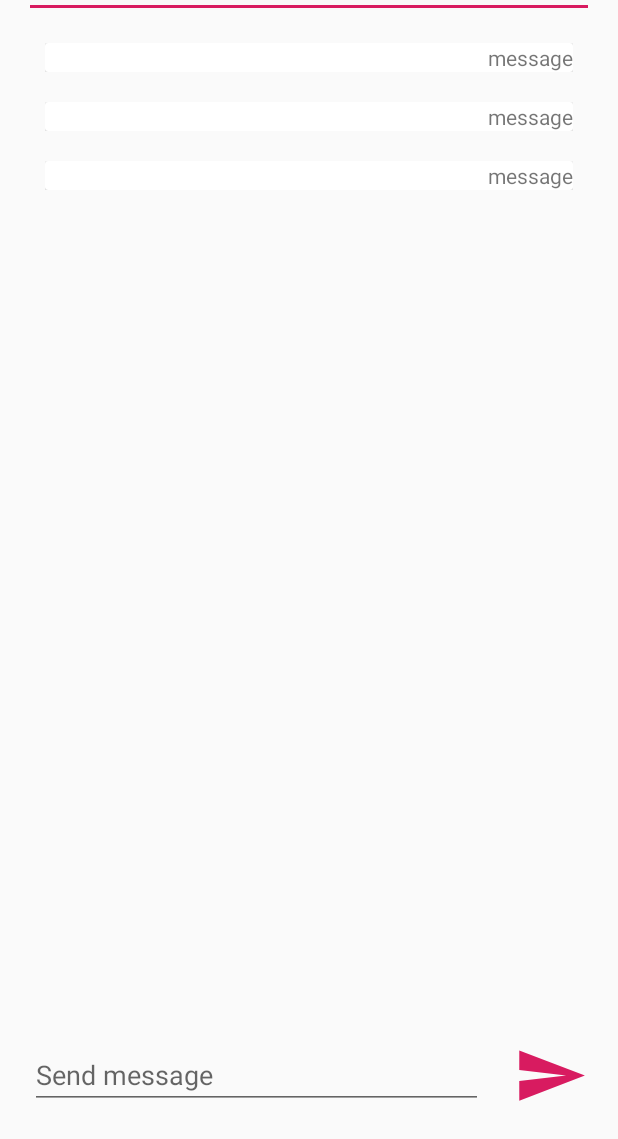
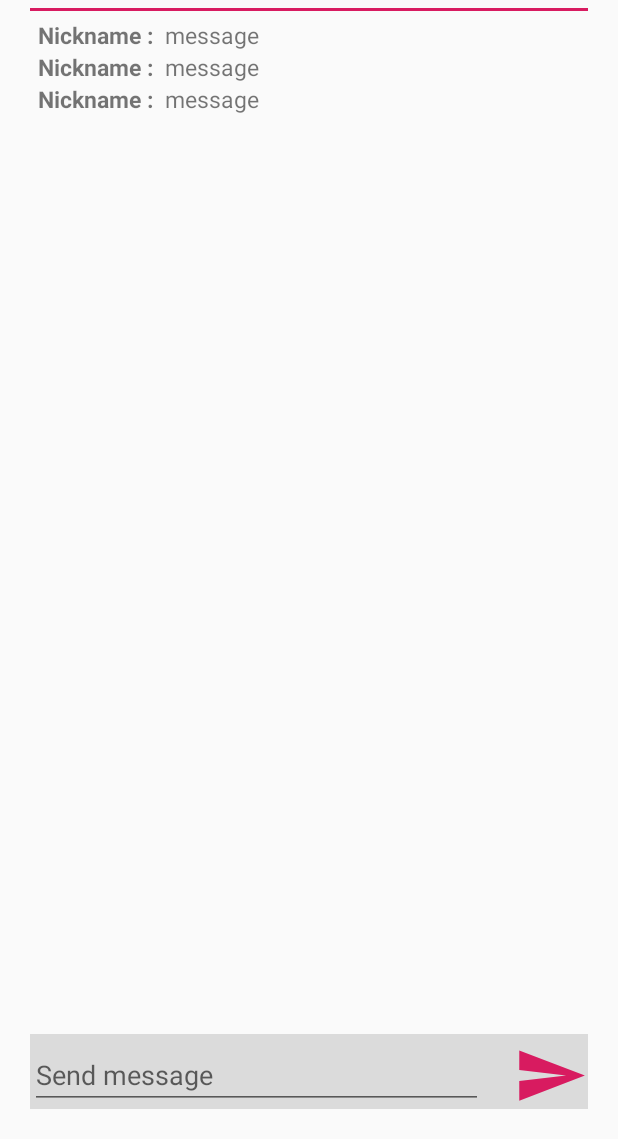
Before and after one commit to Szczurk3y/Messenger, an Android app: the layout activity_messaging__platform.xml on its own in the app's theme, with its tools: preview values and no code run, on a phone screen of 412 x 824 dp, the part 97-1236 px from its top. Run offline under Robolectric (Android 15) with nearby library versions, the phone set to English and light mode, and no system bars.

Commit message:
Add message communication between users

```diff
--- a/app/build.gradle
+++ b/app/build.gradle
@@ -9,7 +9,7 @@ android {
     buildToolsVersion "29.0.2"
     defaultConfig {
         applicationId "com.szczurk3y.messenger"
-        minSdkVersion 21
+        minSdkVersion 24
         targetSdkVersion 29
         versionCode 1
         versionName "1.0"
@@ -46,5 +46,7 @@ dependencies {
     implementation 'com.squareup.retrofit2:converter-gson:2.4.0'
     /* Circle Image View */
     implementation 'de.hdodenhof:circleimageview:3.0.0'
+    /* Socket IO */
+    implementation'com.github.nkzawa:socket.io-client:0.5.0'
 
 }
--- a/app/src/main/java/com/szczurk3y/messenger/Formats.kt
+++ b/app/src/main/java/com/szczurk3y/messenger/Formats.kt
@@ -16,6 +16,11 @@ data class ChatItem(
     val date: String = "",
     val lastMessage: String = "",
     val image: String = "" // temp
+)
+
+data class Message(
+    var nickname: String,
+    var message: String
 )
 
 data class FriendsRelation(
--- a/app/src/main/res/layout/activity_messaging__platform.xml
+++ b/app/src/main/res/layout/activity_messaging__platform.xml
@@ -1,5 +1,6 @@
 <?xml version="1.0" encoding="utf-8"?>
-<RelativeLayout xmlns:android="http://schemas.android.com/apk/res/android"
+<androidx.constraintlayout.widget.ConstraintLayout
+    xmlns:android="http://schemas.android.com/apk/res/android"
     xmlns:tools="http://schemas.android.com/tools"
     android:layout_width="match_parent"
     android:layout_height="match_parent"
@@ -7,6 +8,9 @@
     android:padding="20dp">
     <LinearLayout
         android:layout_width="match_parent"
+        app:layout_constraintTop_toTopOf="parent"
+        app:layout_constraintRight_toRightOf="parent"
+        app:layout_constraintLeft_toLeftOf="parent"
         android:layout_height="50dp"
         android:layout_alignParentTop="true"
         android:paddingBottom="5dp"
@@ -27,43 +31,56 @@
     </LinearLayout>
 
     <TextView
+        android:id="@+id/line_top"
         android:layout_width="match_parent"
+        android:layout_height="2dp"
         android:layout_gravity="bottom"
-        android:layout_height="2dp"
         android:background="@drawable/border"
-        android:id="@+id/line_top"
-        android:layout_alignBottom="@id/messagingPlatformTopCard" />
+        app:layout_constraintLeft_toLeftOf="parent"
+        app:layout_constraintRight_toRightOf="parent"
+        app:layout_constraintTop_toBottomOf="@+id/messagingPlatformTopCard" />
 
-    <ScrollView
+    <FrameLayout
+        android:id="@+id/messagingContent"
+        android:padding="5dp"
         android:layout_width="match_parent"
-        android:layout_height="match_parent"
-        android:layout_alignTop="@id/line_top"
-        android:layout_marginBottom="65dp"
-        android:layout_marginTop="15dp">
+        android:layout_height="0dp"
+        app:layout_constraintBottom_toTopOf="@+id/messagingPlatformBottomCard"
+        app:layout_constraintEnd_toEndOf="parent"
+        app:layout_constraintStart_toStartOf="parent"
+        app:layout_constraintTop_toBottomOf="@+id/line_top">
         <androidx.recyclerview.widget.RecyclerView
             android:layout_width="match_parent"
             android:layout_height="match_parent"
+            android:id="@+id/messagingRecyclerView"
+            app:layoutManager="androidx.recyclerview.widget.LinearLayoutManager"
+            app:layout_behavior="@string/appbar_scrolling_view_behavior"
             tools:listitem="@layout/item_message"/>
-    </ScrollView>
+    </FrameLayout>
 
     <LinearLayout
         android:layout_width="match_parent"
         android:layout_height="50dp"
-        android:layout_alignParentBottom="true"
         android:id="@+id/messagingPlatformBottomCard"
+        app:layout_constraintBottom_toBottomOf="parent"
+        app:layout_constraintRight_toRightOf="parent"
+        app:layout_constraintLeft_toLeftOf="parent"
+        android:background="#DBDBDB"
         android:paddingTop="5dp">
         <EditText
             android:layout_width="0dp"
             android:layout_height="match_parent"
             android:layout_weight="1"
+            android:id="@+id/messageEditText"
             android:hint="Send message"
             />
         <Button
             android:layout_width="50dp"
             android:layout_height="match_parent"
             android:backgroundTint="@color/colorAccent"
+            android:id="@+id/sendMessage"
             android:layout_marginLeft="20dp"
             android:background="@drawable/ic_send_black_24dp"/>
     </LinearLayout>
 
-</RelativeLayout>
+</androidx.constraintlayout.widget.ConstraintLayout>
--- a/app/src/main/res/layout/fragment_user__friends.xml
+++ b/app/src/main/res/layout/fragment_user__friends.xml
@@ -88,7 +88,7 @@
             android:id="@+id/recyclerView"
             app:layoutManager="androidx.recyclerview.widget.LinearLayoutManager"
             app:layout_behavior="@string/appbar_scrolling_view_behavior"
-            tools:listitem="@layout/invitation_item"/>
+            tools:listitem="@layout/item_invitation"/>
     </FrameLayout>
 
 
--- a/app/src/main/res/layout/item_message.xml
+++ b/app/src/main/res/layout/item_message.xml
@@ -1,16 +1,20 @@
 <?xml version="1.0" encoding="utf-8"?>
+
 <LinearLayout xmlns:android="http://schemas.android.com/apk/res/android"
-    android:orientation="vertical"
-    android:layout_width="match_parent"
-    android:layout_height="wrap_content"
-    android:padding="10dp">
-    <androidx.cardview.widget.CardView
-        android:layout_width="match_parent"
-        android:layout_height="match_parent">
-        <TextView
-            android:layout_width="match_parent"
-            android:layout_height="wrap_content"
-            android:textAlignment="viewEnd"
-            android:text="message"/>
-    </androidx.cardview.widget.CardView>
+android:orientation="horizontal"
+android:layout_width="match_parent"
+android:layout_height="wrap_content">
+    <TextView
+        android:id="@+id/nickname"
+        android:textSize="15dp"
+        android:textStyle="bold"
+        android:text="Nickname : "
+        android:layout_width="wrap_content"
+        android:layout_height="wrap_content" />
+    <TextView
+        android:id="@+id/message"
+        android:textSize="15dp"
+        android:text=" message "
+        android:layout_width="wrap_content"
+        android:layout_height="wrap_content" />
 </LinearLayout>
--- /dev/null
+++ b/app/src/main/res/xml/network_security_config.xml
@@ -0,0 +1,6 @@
+<?xml version ="1.0" encoding ="utf-8"?><!--  Learn More about how to use App Actions: https://developer.android.com/guide/actions/index.html -->
+<network-security-config>
+<domain-config cleartextTrafficPermitted="true">
+    <domain includeSubdomains="true">http://192.168.1.27:1234/api/user/</domain>
+</domain-config>
+</network-security-config>
```
Also changed, not shown: app/src/main/java/Activities/MessagingPlatformActivity.kt (+80 -7 lines), app/src/main/java/Adapters/MessagesAdapter.kt (added, +31 -0 lines), app/src/main/res/layout/fragment_messaging_platform.xml (deleted, +0 -14 lines), 1 other file.
